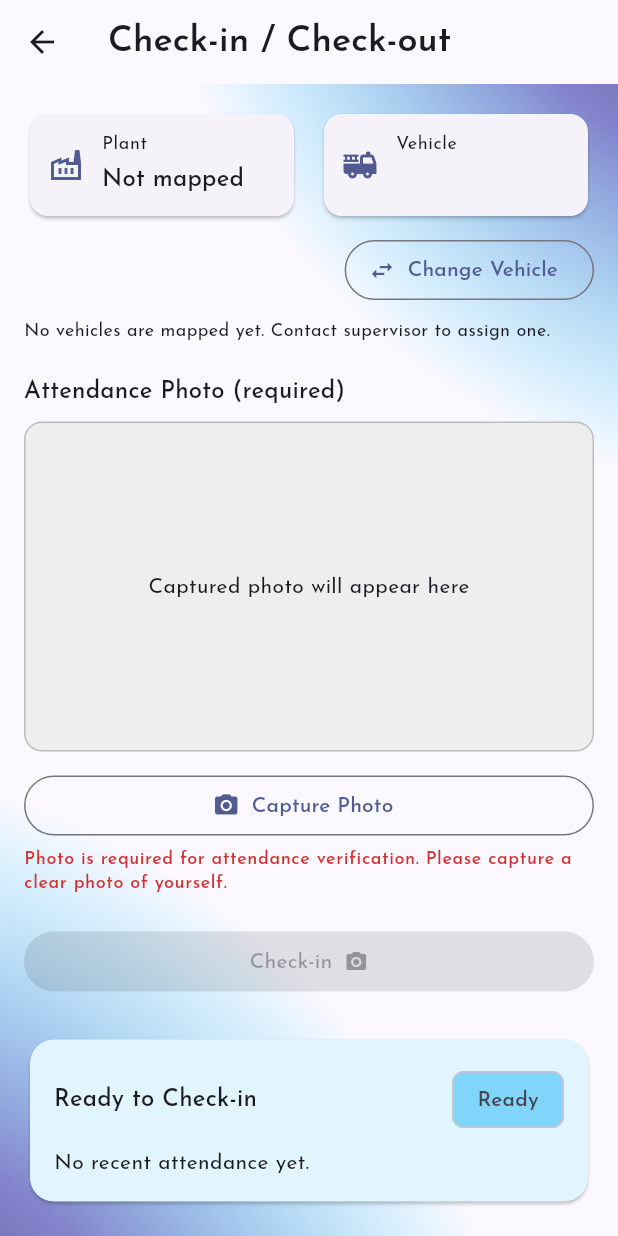
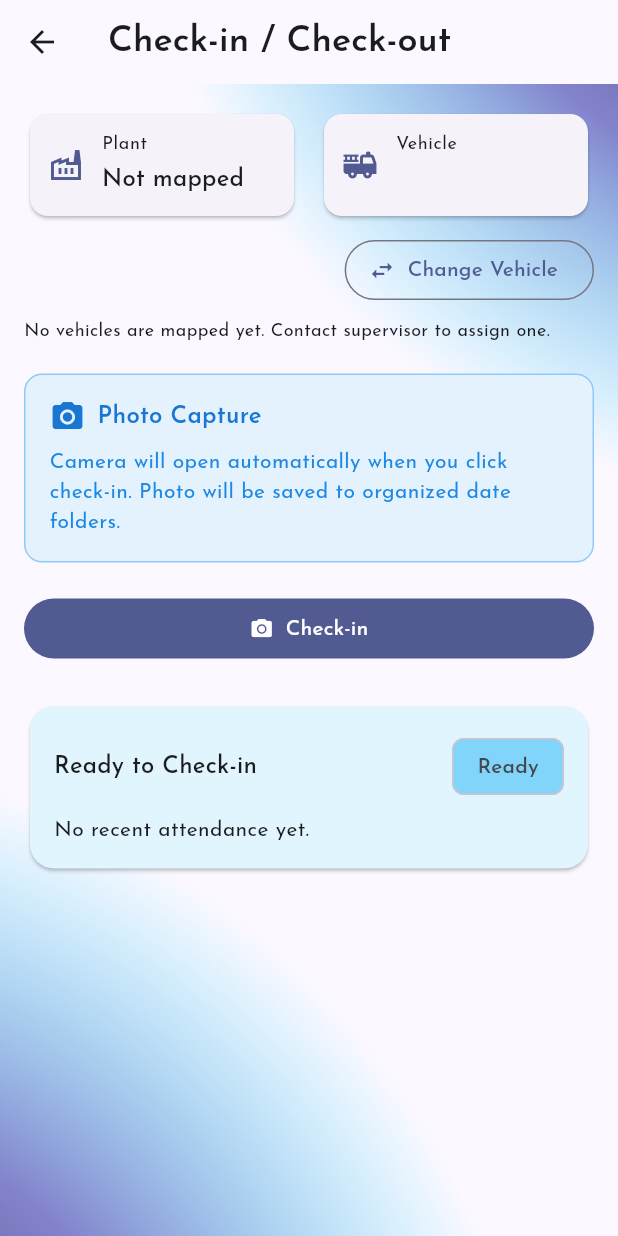
Before and after one commit to sstranswaysindia-beep/ss-attendance, a Flutter app: the CheckInOutScreen screen opened directly with empty values, on a phone screen of 412 x 824 dp. Run offline on Flutter 3.47's test engine with Material 3 defaults, Android fonts, the phone set to English and light mode, and no system bars; our stand-ins replace cached_network_image, flutter_local_notifications, geolocator, google_fonts, image_picker, permission_handler and 2 more; accounts and stored records are empty.

Commit message:
Auto camera capture and date-based photo organization
✅ Auto Camera Capture:
- Camera now opens automatically when user clicks Check-in/Check-out
- Removed manual photo capture button - now fully automated
- Streamlined user experience with single-click attendance

✅ Date-Based Photo Organization:
- Photos organized in date folders: attendance_photos/YYYY-MM-DD/
- Filename format: checkin_HH-mm-ss.jpg or checkout_HH-mm-ss.jpg
- Automatic folder creation for each date
- Clear photo naming with action type and timestamp

✅ Enhanced User Interface:
- Updated photo section with informative blue card design
- Shows automatic camera behavior explanation
- Displays captured photo preview when available
- Clear success feedback when photo is captured

✅ Improved Workflow:
- Single button click triggers: camera → photo capture → attendance submission
- Removed photo validation since camera opens automatically
- GPS location still captured automatically with attendance
- Photo compression maintained (85% quality)

Technical Implementation:
- New _handleCheckInOut() method orchestrates the flow
- Enhanced _capturePhoto() with date-based folder structure
- Updated UI to reflect automatic camera behavior
- Maintained all existing GPS and upload functionality

Folder Structure Example:
attendance_photos/
├── 2024-01-15/
│   ├── checkin_09-30-15.jpg
│   └── checkout_18-45-30.jpg
└── 2024-01-16/
    ├── checkin_09-25-10.jpg
    └── checkout_18-50-45.jpg

User Experience:
- One-click attendance with automatic photo capture
- Organized photo storage for easy management
- Clear visual feedback throughout the process
- Professional attendance verification system

```diff
--- a/lib/features/attendance/check_in_out_screen.dart
+++ b/lib/features/attendance/check_in_out_screen.dart
@@ -160,9 +160,11 @@ class _CheckInOutScreenState extends State<CheckInOutScreen>
     return outTime == null || outTime.isEmpty;
   }
 
-  CheckFlowAction get _currentAction => _hasOpenShift ? CheckFlowAction.checkOut : CheckFlowAction.checkIn;
+  CheckFlowAction get _currentAction =>
+      _hasOpenShift ? CheckFlowAction.checkOut : CheckFlowAction.checkIn;
 
-  String get _currentActionLabel => _currentAction == CheckFlowAction.checkIn ? 'Check-in' : 'Check-out';
+  String get _currentActionLabel =>
+      _currentAction == CheckFlowAction.checkIn ? 'Check-in' : 'Check-out';
 
   String _formatDateTime(String? raw) {
     if (raw == null || raw.isEmpty) {
@@ -229,7 +231,11 @@ class _CheckInOutScreenState extends State<CheckInOutScreen>
   Future<void> _pickVehicle() async {
     final vehicles = widget.availableVehicles;
     if (vehicles.isEmpty) {
-      showAppToast(context, 'No vehicles mapped yet. Contact supervisor.', isError: true);
+      showAppToast(
+        context,
+        'No vehicles mapped yet. Contact supervisor.',
+        isError: true,
+      );
       return;
     }
 
@@ -242,13 +248,18 @@ class _CheckInOutScreenState extends State<CheckInOutScreen>
             children: [
               Padding(
                 padding: const EdgeInsets.all(16),
-                child: Text('Select Vehicle', style: Theme.of(context).textTheme.titleMedium),
+                child: Text(
+                  'Select Vehicle',
+                  style: Theme.of(context).textTheme.titleMedium,
+                ),
               ),
               ...vehicles.map(
                 (vehicle) => ListTile(
                   leading: const Icon(Icons.fire_truck),
                   title: Text(vehicle.vehicleNumber),
-                  trailing: vehicle.id == _selectedVehicleId ? const Icon(Icons.check) : null,
+                  trailing: vehicle.id == _selectedVehicleId
+                      ? const Icon(Icons.check)
+                      : null,
                   onTap: () => Navigator.of(context).pop(vehicle),
                 ),
               ),
@@ -275,11 +286,19 @@ class _CheckInOutScreenState extends State<CheckInOutScreen>
     final plantId = _resolvePlantId();
 
     if (driverId == null || driverId.isEmpty) {
-      showAppToast(context, 'Driver mapping missing. Contact admin.', isError: true);
+      showAppToast(
+        context,
+        'Driver mapping missing. Contact admin.',
+        isError: true,
+      );
       return;
     }
     if (plantId == null || plantId.isEmpty) {
-      showAppToast(context, 'Plant mapping missing. Contact admin.', isError: true);
+      showAppToast(
+        context,
+        'Plant mapping missing. Contact admin.',
+        isError: true,
+      );
       return;
     }
 
@@ -311,6 +330,16 @@ class _CheckInOutScreenState extends State<CheckInOutScreen>
     }
   }
 
+  Future<void> _handleCheckInOut() async {
+    // First capture photo, then submit attendance
+    await _capturePhoto();
+
+    // If photo was captured successfully, proceed with submission
+    if (_capturedPhoto != null) {
+      await _submitAttendance();
+    }
+  }
+
   Future<void> _capturePhoto() async {
     final picker = ImagePicker();
     try {
@@ -325,13 +354,27 @@ class _CheckInOutScreenState extends State<CheckInOutScreen>
       }
 
       final directory = await getApplicationDocumentsDirectory();
-      final fileName = 'attendance_${DateTime.now().millisecondsSinceEpoch}.jpg';
-      final savedPath = '${directory.path}/$fileName';
+
+      // Create date-based folder structure
+      final now = DateTime.now();
+      final dateFolder = DateFormat('yyyy-MM-dd').format(now);
+      final dateDir = Directory('${directory.path}/attendance_photos/$dateFolder');
+
+      // Create directory if it doesn't exist
+      if (!await dateDir.exists()) {
+        await dateDir.create(recursive: true);
+      }
+
+      // Create filename with action type and timestamp
+      final actionType = _currentAction == CheckFlowAction.checkIn ? 'checkin' : 'checkout';
+      final timeStamp = DateFormat('HH-mm-ss').format(now);
+      final fileName = '${actionType}_${timeStamp}.jpg';
+      final savedPath = '${dateDir.path}/$fileName';
       final savedFile = await File(xFile.path).copy(savedPath);
 
       if (!mounted) return;
       setState(() => _capturedPhoto = savedFile);
-      showAppToast(context, 'Photo captured and saved locally.');
+      showAppToast(context, 'Photo captured and saved to $dateFolder folder.');
     } catch (_) {
       if (!mounted) return;
       showAppToast(context, 'Unable to capture photo.', isError: true);
@@ -345,19 +388,27 @@ class _CheckInOutScreenState extends State<CheckInOutScreen>
     final assignmentId = _activeShift?.assignmentId ?? widget.user.assignmentId;
 
     if (driverId == null || driverId.isEmpty) {
-      showAppToast(context, 'Driver mapping missing. Contact admin.', isError: true);
+      showAppToast(
+        context,
+        'Driver mapping missing. Contact admin.',
+        isError: true,
+      );
       return;
     }
     if (plantId == null || plantId.isEmpty) {
-      showAppToast(context, 'Plant mapping missing. Contact admin.', isError: true);
+      showAppToast(
+        context,
+        'Plant mapping missing. Contact admin.',
+        isError: true,
+      );
       return;
     }
     if (vehicleId == null || vehicleId.isEmpty) {
-      showAppToast(context, 'Select a vehicle before submitting.', isError: true);
-      return;
-    }
-    if (_capturedPhoto == null) {
-      showAppToast(context, 'Please capture a photo before submitting attendance.', isError: true);
+      showAppToast(
+        context,
+        'Select a vehicle before submitting.',
+        isError: true,
+      );
       return;
     }
 
@@ -433,7 +484,8 @@ class _CheckInOutScreenState extends State<CheckInOutScreen>
         permission = await Geolocator.requestPermission();
       }
 
-      if (permission == LocationPermission.deniedForever || permission == LocationPermission.denied) {
+      if (permission == LocationPermission.deniedForever ||
+          permission == LocationPermission.denied) {
         if (mounted && !_hasShownLocationWarning) {
           _hasShownLocationWarning = true;
           showAppToast(
@@ -445,11 +497,14 @@ class _CheckInOutScreenState extends State<CheckInOutScreen>
         return null;
       }
 
-      final position = await Geolocator.getCurrentPosition(desiredAccuracy: LocationAccuracy.high);
+      final position = await Geolocator.getCurrentPosition(
+        desiredAccuracy: LocationAccuracy.high,
+      );
       return <String, dynamic>{
         'latitude': position.latitude,
         'longitude': position.longitude,
-        if (position.timestamp != null) 'timestamp': position.timestamp!.toIso8601String(),
+        if (position.timestamp != null)
+          'timestamp': position.timestamp!.toIso8601String(),
         'accuracy': position.accuracy,
         'altitude': position.altitude,
         'speed': position.speed,
@@ -511,10 +566,14 @@ class _CheckInOutScreenState extends State<CheckInOutScreen>
                             ? const SizedBox(
                                 width: 16,
                                 height: 16,
-                                child: CircularProgressIndicator(strokeWidth: 2),
+                                child: CircularProgressIndicator(
+                                  strokeWidth: 2,
+                                ),
                               )
                             : const Icon(Icons.swap_horiz),
-                        label: Text(_isAssigning ? 'Updating...' : 'Change Vehicle'),
+                        label: Text(
+                          _isAssigning ? 'Updating...' : 'Change Vehicle',
+                        ),
                       ),
                     ),
                     if (widget.availableVehicles.isEmpty)
@@ -526,46 +585,62 @@ class _CheckInOutScreenState extends State<CheckInOutScreen>
                         ),
                       ),
                     const SizedBox(height: 20),
+                    Container(
+                      padding: const EdgeInsets.all(16),
+                      decoration: BoxDecoration(
+                        borderRadius: BorderRadius.circular(12),
+                        color: Colors.blue.shade50,
+                        border: Border.all(color: Colors.blue.shade200),
+                      ),
+                      child: Column(
+                        children: [
+                          Row(
+                            children: [
+                              Icon(Icons.camera_alt, color: Colors.blue.shade700),
+                              const SizedBox(width: 8),
                               Text(
-                      'Attendance Photo (required)',
-                      style: Theme.of(context).textTheme.titleMedium,
+                                'Photo Capture',
+                                style: Theme.of(context).textTheme.titleMedium?.copyWith(
+                                  color: Colors.blue.shade700,
+                                  fontWeight: FontWeight.w600,
+                                ),
+                              ),
+                            ],
                           ),
                           const SizedBox(height: 8),
-                    Container(
-                      height: 220,
-                      decoration: BoxDecoration(
-                        borderRadius: BorderRadius.circular(12),
-                        border: Border.all(color: Colors.grey.shade400),
-                        color: Colors.grey.shade200,
+                          Text(
+                            'Camera will open automatically when you click ${_currentActionLabel.toLowerCase()}. Photo will be saved to organized date folders.',
+                            style: Theme.of(context).textTheme.bodyMedium?.copyWith(
+                              color: Colors.blue.shade600,
                             ),
-                      child: _capturedPhoto != null
-                          ? ClipRRect(
-                              borderRadius: BorderRadius.circular(12),
-                              child: Image.file(_capturedPhoto!, fit: BoxFit.cover),
-                            )
-                          : const Center(child: Text('Captured photo will appear here')),
                           ),
+                          if (_capturedPhoto != null) ...[
                             const SizedBox(height: 12),
-                    OutlinedButton.icon(
-                      onPressed: _capturePhoto,
-                      icon: const Icon(Icons.camera_alt),
-                      label: const Text('Capture Photo'),
+                            ClipRRect(
+                              borderRadius: BorderRadius.circular(8),
+                              child: Image.file(
+                                _capturedPhoto!,
+                                height: 120,
+                                fit: BoxFit.cover,
                               ),
-                    const SizedBox(height: 4),
+                            ),
+                            const SizedBox(height: 8),
                             Text(
-                      'Photo is required for attendance verification. Please capture a clear photo of yourself.',
+                              'Photo captured successfully!',
                               style: Theme.of(context).textTheme.bodySmall?.copyWith(
-                        color: Colors.red[700],
+                                color: Colors.green.shade600,
                                 fontWeight: FontWeight.w500,
+                              ),
+                            ),
+                          ],
+                        ],
                       ),
                     ),
                     const SizedBox(height: 20),
                     FilledButton(
-                      onPressed: _isSubmitting || _capturedPhoto == null ? null : _submitAttendance,
+                      onPressed: _isSubmitting ? null : _handleCheckInOut,
                       style: FilledButton.styleFrom(
-                        backgroundColor: _capturedPhoto == null
-                            ? Colors.grey[400]
-                            : null,
+                        backgroundColor: null,
                       ),
                       child: _isSubmitting
                           ? const SizedBox(
@@ -576,11 +651,9 @@ class _CheckInOutScreenState extends State<CheckInOutScreen>
                           : Row(
                               mainAxisSize: MainAxisSize.min,
                               children: [
+                                const Icon(Icons.camera_alt, size: 16),
+                                const SizedBox(width: 8),
                                 Text(_currentActionLabel),
-                                if (_capturedPhoto == null) ...[
-                                  const SizedBox(width: 8),
-                                  const Icon(Icons.camera_alt, size: 16),
-                                ],
                               ],
                             ),
                     ),
@@ -591,7 +664,9 @@ class _CheckInOutScreenState extends State<CheckInOutScreen>
                       summary: _submissionSummary,
                       activeShift: _activeShift,
                       isSyncPending: _isSyncPending,
-                      statusAnimation: (_hasOpenShift || _isSyncPending) ? _statusAnimation : null,
+                      statusAnimation: (_hasOpenShift || _isSyncPending)
+                          ? _statusAnimation
+                          : null,
                     ),
                   ],
                 ),
@@ -672,7 +747,9 @@ class _ShiftStatusCard extends StatelessWidget {
   @override
   Widget build(BuildContext context) {
     final theme = Theme.of(context);
-    final subtitle = summary ?? (hasOpenShift ? 'Pending check-out.' : 'No recent attendance yet.');
+    final subtitle =
+        summary ??
+        (hasOpenShift ? 'Pending check-out.' : 'No recent attendance yet.');
     final baseChip = Chip(
       label: Text(
         isSyncPending
@@ -691,7 +768,9 @@ class _ShiftStatusCard extends StatelessWidget {
         ? ScaleTransition(scale: statusAnimation!, child: baseChip)
         : baseChip;
 
-    final cardColor = hasOpenShift ? Colors.amber.shade50 : Colors.lightBlue.shade50;
+    final cardColor = hasOpenShift
+        ? Colors.amber.shade50
+        : Colors.lightBlue.shade50;
 
     return Card(
       color: cardColor,
@@ -705,7 +784,9 @@ class _ShiftStatusCard extends StatelessWidget {
               mainAxisAlignment: MainAxisAlignment.spaceBetween,
               children: [
                 Text(
-                  hasOpenShift ? 'Currently Checked-in' : 'Ready to $actionLabel',
+                  hasOpenShift
+                      ? 'Currently Checked-in'
+                      : 'Ready to $actionLabel',
                   style: theme.textTheme.titleMedium,
                 ),
                 statusChip,
@@ -715,9 +796,19 @@ class _ShiftStatusCard extends StatelessWidget {
             Text(subtitle, style: theme.textTheme.bodyMedium),
             if (activeShift != null) ...[
               const SizedBox(height: 12),
-              _ShiftDetailRow(label: 'Checked in', value: _format(activeShift!.inTime)),
-              _ShiftDetailRow(label: 'Checked out', value: _format(activeShift!.outTime)),
-              _ShiftDetailRow(label: 'Vehicle', value: activeShift!.vehicleNumber ?? activeShift!.vehicleId ?? '-'),
+              _ShiftDetailRow(
+                label: 'Checked in',
+                value: _format(activeShift!.inTime),
+              ),
+              _ShiftDetailRow(
+                label: 'Checked out',
+                value: _format(activeShift!.outTime),
+              ),
+              _ShiftDetailRow(
+                label: 'Vehicle',
+                value:
+                    activeShift!.vehicleNumber ?? activeShift!.vehicleId ?? '-',
+              ),
             ],
           ],
         ),
@@ -738,10 +829,7 @@ class _ShiftStatusCard extends StatelessWidget {
 }
 
 class _ShiftDetailRow extends StatelessWidget {
-  const _ShiftDetailRow({
-    required this.label,
-    required this.value,
-  });
+  const _ShiftDetailRow({required this.label, required this.value});
 
   final String label;
   final String value;
--- a/lib/features/dashboard/driver_dashboard_screen.dart
+++ b/lib/features/dashboard/driver_dashboard_screen.dart
@@ -647,7 +647,8 @@ class _DriverDashboardScreenState extends State<DriverDashboardScreen>
                               ),
                             ),
                             avatar: const Icon(Icons.access_time, size: 14),
-                            materialTapTargetSize: MaterialTapTargetSize.shrinkWrap,
+                            materialTapTargetSize:
+                                MaterialTapTargetSize.shrinkWrap,
                             visualDensity: VisualDensity.compact,
                           ),
                         ],
--- a/lib/features/dashboard/supervisor_dashboard_screen.dart
+++ b/lib/features/dashboard/supervisor_dashboard_screen.dart
@@ -466,7 +466,8 @@ class _SupervisorDashboardScreenState extends State<SupervisorDashboardScreen>
                               ),
                             ),
                             avatar: const Icon(Icons.access_time, size: 14),
-                            materialTapTargetSize: MaterialTapTargetSize.shrinkWrap,
+                            materialTapTargetSize:
+                                MaterialTapTargetSize.shrinkWrap,
                             visualDensity: VisualDensity.compact,
                           ),
                         ],
```
Lines whose indentation alone changed are shown as unchanged.
